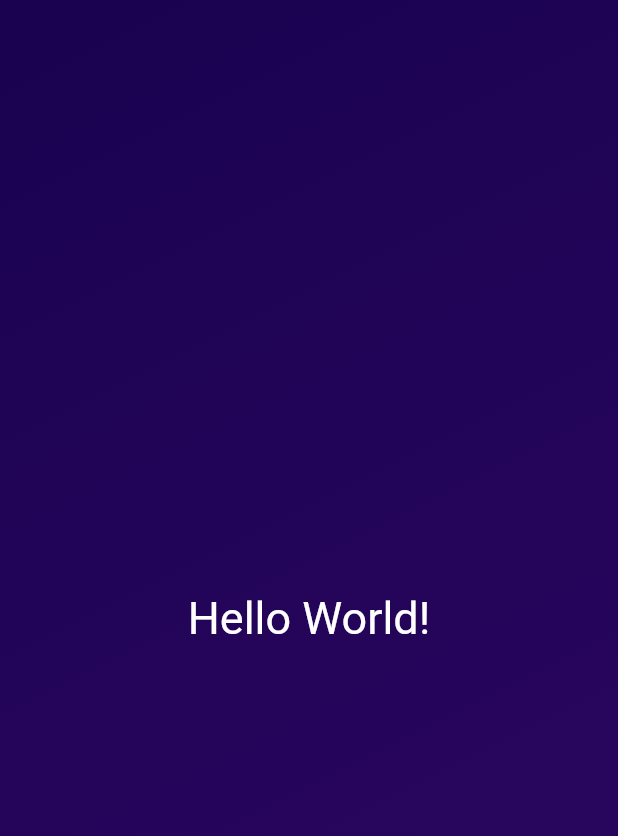
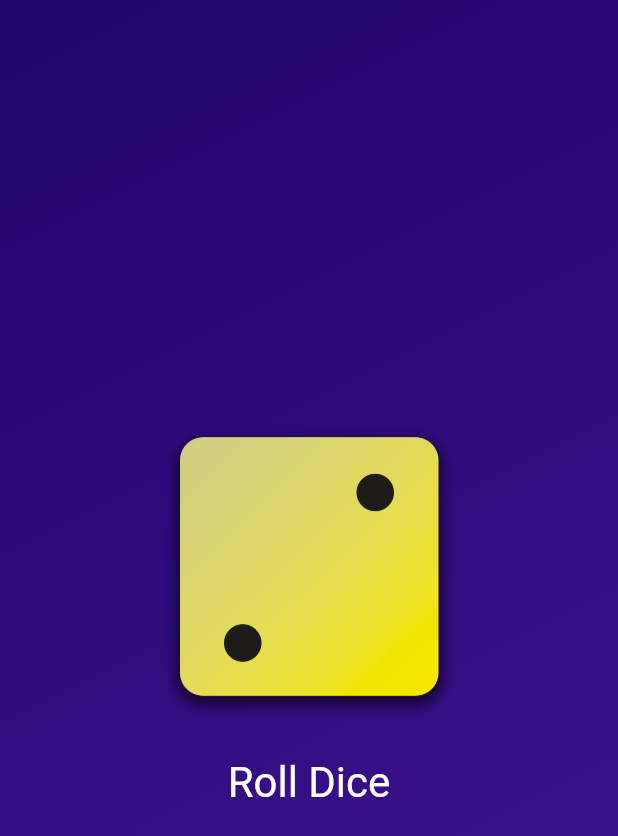
Before and after one commit to Yadavanurag13/dice_roller, a Flutter app: the screen it shows after launch, on a phone screen of 412 x 824 dp. Shown: the top 836 px of the screen. Run offline on Flutter 3.47's test engine with Material 2 defaults, Android fonts, the phone set to English and light mode, and no system bars.

Commit message:
This is my third commit

```diff
--- /dev/null
+++ b/lib/dice_roller.dart
@@ -0,0 +1,49 @@
+import 'dart:math';
+import 'package:flutter/material.dart';
+
+final randomizer = Random();
+
+class DiceRoller extends StatefulWidget {
+  DiceRoller({super.key});
+
+  @override
+  State<DiceRoller> createState() {
+    return _DiceRollerState();
+  }
+}
+
+class _DiceRollerState extends State<DiceRoller> {
+
+  var currentDiceRoll = 2;
+
+  void rollDice() {
+    setState(() {
+      currentDiceRoll = randomizer.nextInt(6)+1; //it 0 <= x < max
+    });
+  }
+
+  @override
+  Widget build(context) {
+    return Column(
+      mainAxisSize: MainAxisSize.min,
+      children: [
+        Image.asset(
+          'assets/images/dice-$currentDiceRoll.png',
+          width: 200,
+        ),
+        const SizedBox(height: 20,),
+        TextButton(
+          onPressed: rollDice,
+          style: TextButton.styleFrom(
+            // padding: EdgeInsets.only(
+            //   top: 20,
+            // ),
+            foregroundColor: Colors.white,
+            textStyle: const TextStyle(fontSize: 28),
+          ),
+          child: const Text('Roll Dice'),
+        ),
+      ],
+    );
+  }
+}
--- a/lib/gradient_container.dart
+++ b/lib/gradient_container.dart
@@ -1,25 +1,58 @@
 import 'package:flutter/material.dart';
 
-import 'package:dice_roller/style_text.dart';
+import 'package:dice_roller/dice_roller.dart';
+
+const startAlignment = Alignment.topLeft;
+const endAlignment = Alignment.bottomRight;
+
 class GradientContainer extends StatelessWidget {
-  const GradientContainer({super.key});
+  const GradientContainer(this.color1, this.color2, {super.key});
+
+  const GradientContainer.purple({super.key})
+      : color1 = Colors.deepPurple,
+        color2 = Colors.indigo;
+
+  final Color color1;
+  final Color color2;
+
+  // List in dart can be edited even it is final
+
 
   @override
   Widget build(context) {
     return Container(
-      decoration: const BoxDecoration(
+      decoration: BoxDecoration(
         gradient: LinearGradient(
-          colors: [
-            Color.fromARGB(255, 26, 2, 80),
-            Color.fromARGB(255, 45, 7, 98),
-          ],
-          begin: Alignment.topLeft,
-          end: Alignment.bottomRight,
+          colors: [color1, color2],
+          begin: startAlignment,
+          end: endAlignment,
         ),
       ),
-      child: const Center(
-        child: StyleText(),
+      child: Center(
+        child: DiceRoller(),
       ),
     );
   }
 }
+
+// class GradientContainer extends StatelessWidget {
+//   const GradientContainer({super.key, this.colors});
+//
+//   final List<Color> colors;
+//   // List in dart can be edited even it is final
+//   @override
+//   Widget build(context) {
+//     return Container(
+//       decoration: const BoxDecoration(
+//         gradient: LinearGradient(
+//           colors: colors,
+//           begin: startAlignment,
+//           end: endAlignment,
+//         ),
+//       ),
+//       child: const Center(
+//         child: StyleText('Hello World!'),
+//       ),
+//     );
+//   }
+// }
--- a/lib/main.dart
+++ b/lib/main.dart
@@ -1,11 +1,15 @@
 import 'package:flutter/material.dart';
 
 import 'package:dice_roller/gradient_container.dart';
+
 void main() {
   runApp(
     const MaterialApp(
       home: Scaffold(
-        body: GradientContainer(),
+        body: GradientContainer(
+          Color.fromARGB(255, 33, 5, 109),
+          Color.fromARGB(255, 68, 21, 149),
+        ),
       ),
     ),
   );
--- a/lib/style_text.dart
+++ b/lib/style_text.dart
@@ -1,13 +1,18 @@
 import 'package:flutter/material.dart';
 
 class StyleText extends StatelessWidget {
-  const StyleText({super.key});
+  const StyleText(this.text, {super.key});
+
+  final String text;
 
   @override
-  Widget build(context){
-    return Text('Hello World!', style: TextStyle(
-      color: Colors.white,
-      fontSize: 30,
-    ),);
+  Widget build(context) {
+    return Text(
+      text,
+      style: const TextStyle(
+        color: Colors.white,
+        fontSize: 30,
+      ),
+    );
   }
 }
--- a/pubspec.yaml
+++ b/pubspec.yaml
@@ -59,10 +59,8 @@ flutter:
   uses-material-design: true
 
   # To add assets to your application, add an assets section, like this:
-  # assets:
-  #   - images/a_dot_burr.jpeg
-  #   - images/a_dot_ham.jpeg
-
+  assets:
+    - assets/images/
   # An image asset can refer to one or more resolution-specific "variants", see
   # https://flutter.dev/assets-and-images/#resolution-aware
 
```
Also changed, not shown: assets/images/dice-1.png (added), assets/images/dice-2.png (added), assets/images/dice-3.png (added), assets/images/dice-4.png (added), assets/images/dice-5.png (added), assets/images/dice-6.png (added), pubspec.lock, 3 other files.
